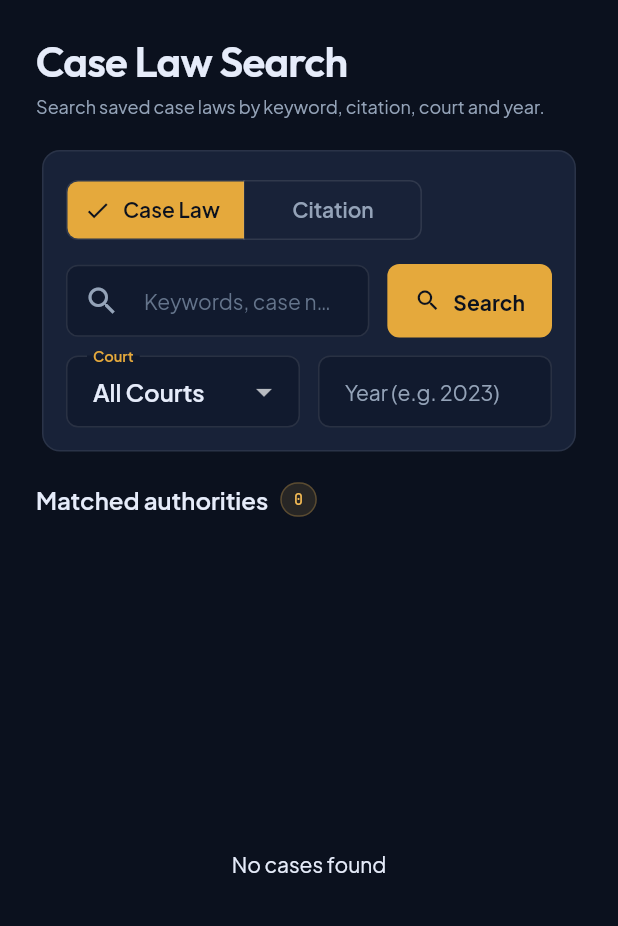
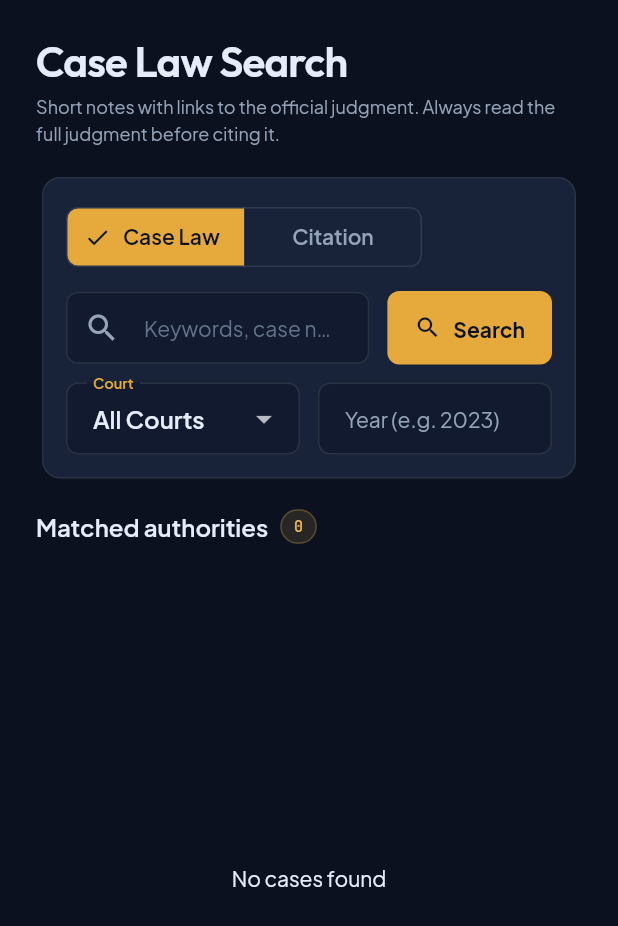
Before and after one commit to sheeraz238/law_draft_FYP, a Flutter app: the CaseLawScreen widget shown alone on an empty page, opened directly, on a phone screen of 412 x 824 dp. Shown: the top 926 px of the screen. Run offline on Flutter 3.47's test engine with Material 3 defaults, Android fonts, the phone set to English and light mode, and no system bars; our stand-ins replace share_plus, shared_preferences, supabase_flutter; missing offline and left inert: file_saver; accounts and stored records are empty; network calls fail.

Commit message:
Fix mobile download and back button, add source link to case laws

```diff
--- /dev/null
+++ b/judgments.csv
@@ -0,0 +1,6 @@
+title,citation,court,year,topic,summary,source_url
+"Saifal v. The State (Cr.Bail 678/2026)","2026 SHC HYD 1934","High Court",2026,"Bail","Portal head note: Post-arrest bail declined. Read the full judgment for the reasons.","https://caselaw.shc.gov.pk/caselaw/download-file.php?doc=MzI3MTMzY2Ztcy1kYzgz&citation=2026+SHC+HYD+1934"
+"Province of Sindh and another v. Land Acquisition Officer (B&R) Hyderabad and another (I.A. 35/2017)","2026 SHC HYD 2142","High Court",2026,"Civil","","https://caselaw.shc.gov.pk/caselaw/download-file.php?doc=MzI5OTI3Y2Ztcy1kYzgz&citation=2026+SHC+HYD+2142"
+"Mst. Husna & Others v. Federation of Pakistan & Others (R.A. 296/2023)","2026 SHC HYD 2110","High Court",2026,"Civil","","https://caselaw.shc.gov.pk/caselaw/download-file.php?doc=MzI5NTIxY2Ztcy1kYzgz&citation=2026+SHC+HYD+2110"
+"Mst. Munawar and another v. Abdul Aziz and other (II.A. 16/2007)","2026 SHC HYD 2172","High Court",2026,"Civil","","https://caselaw.shc.gov.pk/caselaw/download-file.php?doc=MzMxMjgzY2Ztcy1kYzgz&citation=2026+SHC+HYD+2172"
+"Province of Sindh & Others v. Muhammad Imran & Others (R.A. 150/2024)","2026 SHC MPK 1564","High Court",2026,"Civil","","https://caselaw.shc.gov.pk/caselaw/download-file.php?doc=MzIwMjYxY2Ztcy1kYzgz&citation=2026+SHC+MPK+1564"
--- a/lib/models/case_law.dart
+++ b/lib/models/case_law.dart
@@ -5,6 +5,8 @@ class CaseLaw {
   final String court;
   final int? year;
   final String summary;
+    final String? sourceUrl;
+  final String? topic;
 
   const CaseLaw({
     required this.id,
@@ -13,6 +15,8 @@ class CaseLaw {
     required this.court,
     required this.year,
     required this.summary,
+        this.sourceUrl,
+    this.topic,
   });
 
   factory CaseLaw.fromMap(Map<String, dynamic> m) => CaseLaw(
@@ -22,5 +26,7 @@ class CaseLaw {
         court: (m['court'] ?? '') as String,
         year: m['year'] as int?,
         summary: (m['summary'] ?? '') as String,
+                sourceUrl: m['source_url'] as String?,
+    topic: m['topic'] as String?,
       );
 }
--- a/lib/screens/case_law_screen.dart
+++ b/lib/screens/case_law_screen.dart
@@ -115,8 +115,8 @@ class _CaseLawScreenState extends State<CaseLawScreen> {
             children: [
               Text('Case Law Search', style: t.headlineMedium),
               const SizedBox(height: 4),
-              Text(
-                'Search saved case laws by keyword, citation, court and year.',
+                            Text(
+                'Short notes with links to the official judgment. Always read the full judgment before citing it.',
                 style: t.bodySmall,
               ),
               const SizedBox(height: 16),
--- a/pubspec.yaml
+++ b/pubspec.yaml
@@ -19,6 +19,8 @@ dependencies:
   file_saver: ^0.4.0
   shared_preferences: ^2.5.6
   url_launcher: ^6.3.3
+  share_plus: ^13.3.1
+  path_provider: ^2.1.6
 
 dev_dependencies:
   flutter_test:
```
Also changed, not shown: lib/services/doc_exporter.dart (+30 -8 lines), lib/widgets/app_shell.dart (+15 -1 lines), lib/widgets/case_law_tile.dart (+17 -0 lines), lib/widgets/dynamic_form.dart (+2 -11 lines), pubspec.lock, 4 other files.
